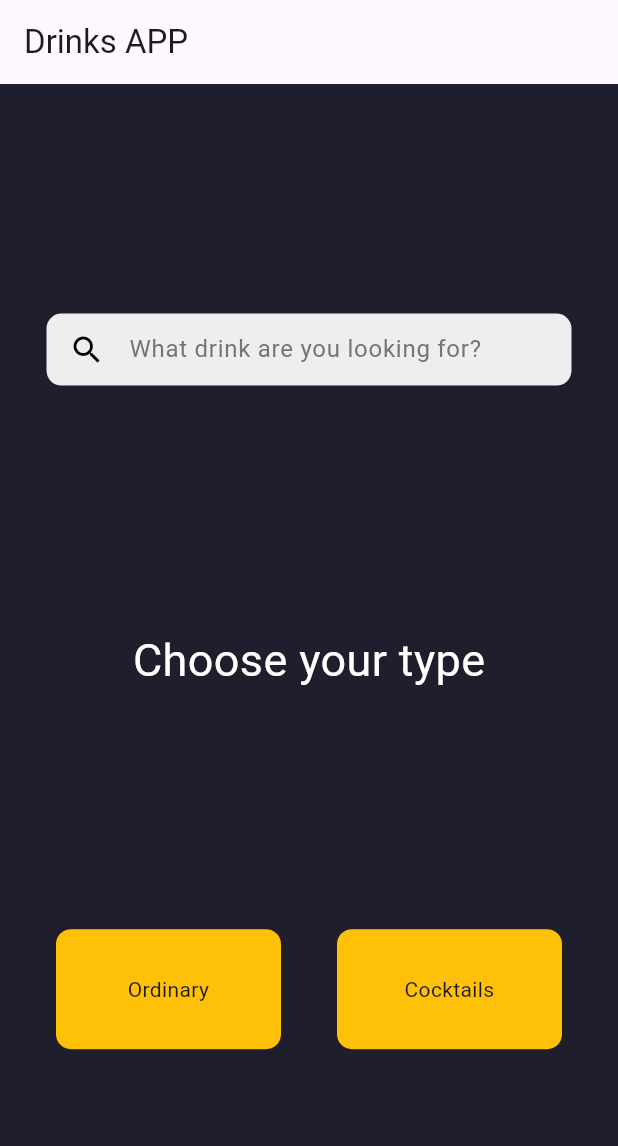
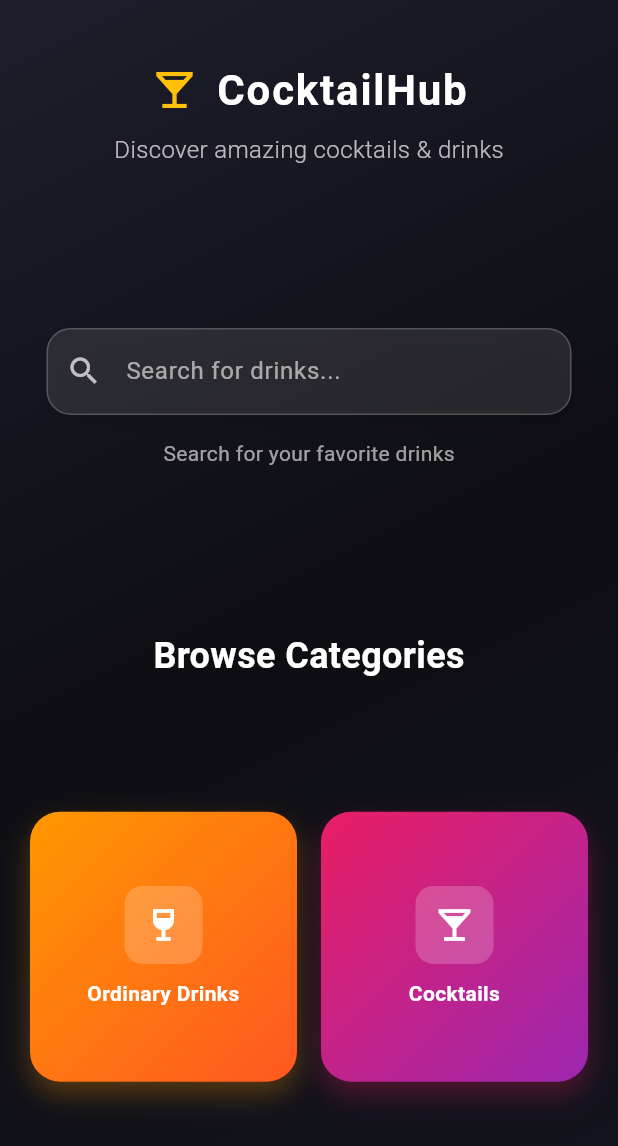
Before and after one commit to juanp88/cocktailsApp, a Flutter app: the screen it shows after launch, on a phone screen of 412 x 824 dp. Shown: the top 1146 px of the screen. Run offline on Flutter 3.47's test engine with Material 3 defaults, Android fonts, the phone set to English and light mode, and no system bars; our stand-ins replace bordered_text, equatable, flutter_riverpod.

Commit message:
improve home ui

```diff
--- a/lib/presentation/pages/home.dart
+++ b/lib/presentation/pages/home.dart
@@ -1,6 +1,5 @@
 import 'package:cocktails_app/config/app_constants.dart';
-import 'package:cocktails_app/presentation/widgets/category_widget.dart';
-import 'package:cocktails_app/presentation/widgets/search_bar.dart';
+import 'package:cocktails_app/presentation/widgets/search_bar.dart' as custom;
 import 'package:flutter/material.dart';
 import 'package:flutter_riverpod/flutter_riverpod.dart';
 
@@ -15,40 +14,194 @@ class _HomeState extends ConsumerState<Home> {
   @override
   Widget build(BuildContext context) {
     return Scaffold(
-      appBar: AppBar(
-        title: Text('Drinks APP'),
-      ),
-      backgroundColor: primary,
-      body: Column(
-        children: [
-          Expanded(
-            flex: 3,
-            child: Row(
-              mainAxisAlignment: MainAxisAlignment.center,
-              children: [
-                SearchBar(),
+      body: Container(
+        decoration: BoxDecoration(
+          gradient: LinearGradient(
+            begin: Alignment.topLeft,
+            end: Alignment.bottomRight,
+            colors: [
+              primary,
+              accent,
+              const Color.fromARGB(255, 20, 20, 30),
             ],
           ),
         ),
+        child: SafeArea(
+          child: Column(
+            children: [
+              // Header Section
+              Padding(
+                padding: const EdgeInsets.all(20.0),
+                child: Column(
+                  children: [
+                    const SizedBox(height: 20),
+                    Row(
+                      mainAxisAlignment: MainAxisAlignment.center,
+                      children: [
+                        Icon(
+                          Icons.local_bar,
+                          color: Colors.amber,
+                          size: 32,
+                        ),
+                        const SizedBox(width: 12),
+                        Text(
+                          'CocktailHub',
+                          style: TextStyle(
+                            color: Colors.white,
+                            fontSize: 28,
+                            fontWeight: FontWeight.bold,
+                            letterSpacing: 1.2,
+                          ),
+                        ),
+                      ],
+                    ),
+                    const SizedBox(height: 8),
+                    Text(
+                      'Discover amazing cocktails & drinks',
+                      style: TextStyle(
+                        color: Colors.white.withValues(alpha: 0.7),
+                        fontSize: 16,
+                        fontWeight: FontWeight.w300,
+                      ),
+                    ),
+                  ],
+                ),
+              ),
+
+              // Search Section
               Expanded(
-              child: Center(
-            child: Text(
-              'Choose your type',
-              style: titleWhite,
+                flex: 2,
+                child: Padding(
+                  padding: const EdgeInsets.symmetric(horizontal: 20),
+                  child: Column(
+                    mainAxisAlignment: MainAxisAlignment.center,
+                    children: [
+                      custom.SearchBar(),
+                      const SizedBox(height: 16),
+                      Text(
+                        'Search for your favorite drinks',
+                        style: TextStyle(
+                          color: Colors.white.withValues(alpha: 0.6),
+                          fontSize: 14,
                         ),
-          )),
+                      ),
+                    ],
+                  ),
+                ),
+              ),
+
+              // Categories Section
               Expanded(
                 flex: 3,
+                child: Padding(
+                  padding: const EdgeInsets.all(20.0),
+                  child: Column(
+                    children: [
+                      Text(
+                        'Browse Categories',
+                        style: TextStyle(
+                          color: Colors.white,
+                          fontSize: 24,
+                          fontWeight: FontWeight.bold,
+                        ),
+                      ),
+                      const SizedBox(height: 24),
+                      Expanded(
                         child: Row(
-              mainAxisAlignment: MainAxisAlignment.spaceEvenly,
                           children: [
-                CategoryWidget('Ordinary', '/ordinary'),
-                CategoryWidget('Cocktails', '/cocktails'),
+                            Expanded(
+                              child: _buildCategoryCard(
+                                'Ordinary Drinks',
+                                '/ordinary',
+                                Icons.wine_bar,
+                                Colors.orange,
+                                Colors.deepOrange,
+                              ),
+                            ),
+                            const SizedBox(width: 16),
+                            Expanded(
+                              child: _buildCategoryCard(
+                                'Cocktails',
+                                '/cocktails',
+                                Icons.local_bar,
+                                Colors.pink,
+                                Colors.purple,
+                              ),
+                            ),
                           ],
                         ),
                       ),
                     ],
                   ),
+                ),
+              ),
+
+              // Bottom spacing
+              const SizedBox(height: 20),
+            ],
+          ),
+        ),
+      ),
+    );
+  }
+
+  Widget _buildCategoryCard(String title, String route, IconData icon,
+      Color startColor, Color endColor) {
+    return GestureDetector(
+      onTap: () => Navigator.pushNamed(context, route),
+      child: Container(
+        height: 180,
+        decoration: BoxDecoration(
+          gradient: LinearGradient(
+            begin: Alignment.topLeft,
+            end: Alignment.bottomRight,
+            colors: [startColor, endColor],
+          ),
+          borderRadius: BorderRadius.circular(20),
+          boxShadow: [
+            BoxShadow(
+              color: startColor.withValues(alpha: 0.3),
+              blurRadius: 15,
+              offset: const Offset(0, 8),
+            ),
+          ],
+        ),
+        child: Padding(
+          padding: const EdgeInsets.all(16.0),
+          child: Column(
+            mainAxisAlignment: MainAxisAlignment.center,
+            children: [
+              Container(
+                padding: const EdgeInsets.all(12),
+                decoration: BoxDecoration(
+                  color: Colors.white.withValues(alpha: 0.2),
+                  borderRadius: BorderRadius.circular(12),
+                ),
+                child: Icon(
+                  icon,
+                  color: Colors.white,
+                  size: 28,
+                ),
+              ),
+              const SizedBox(height: 12),
+              Flexible(
+                child: Text(
+                  title,
+                  textAlign: TextAlign.center,
+                  maxLines: 2,
+                  overflow: TextOverflow.ellipsis,
+                  style: const TextStyle(
+                    color: Colors.white,
+                    fontSize: 14,
+                    fontWeight: FontWeight.bold,
+                    height: 1.2,
+                  ),
+                ),
+              ),
+            ],
+          ),
+        ),
+      ),
     );
   }
 }
--- a/lib/presentation/widgets/search_bar.dart
+++ b/lib/presentation/widgets/search_bar.dart
@@ -22,30 +22,40 @@ class _SearchBarState extends ConsumerState<SearchBar> {
   Widget build(BuildContext context) {
     return Container(
       key: Key('search-bar-container'),
-      width: 350,
-      margin: const EdgeInsets.only(top: 25),
+      constraints: BoxConstraints(maxWidth: 350),
       decoration: BoxDecoration(
-        color: Colors.grey[200],
-        borderRadius: BorderRadius.circular(10),
+        color: Colors.white.withValues(alpha: 0.1),
+        borderRadius: BorderRadius.circular(16),
+        border: Border.all(
+          color: Colors.white.withValues(alpha: 0.2),
+          width: 1,
+        ),
+        boxShadow: [
+          BoxShadow(
+            color: Colors.black.withValues(alpha: 0.1),
+            blurRadius: 10,
+            offset: const Offset(0, 4),
+          ),
+        ],
       ),
       child: TextField(
         key: Key('search-bar-textfield'),
-        style: const TextStyle(color: Colors.black),
+        style: const TextStyle(color: Colors.white, fontSize: 16),
         maxLines: 1,
         controller: _textController,
         decoration: InputDecoration(
-          hintStyle: TextStyle(color: Colors.grey[600]),
+          hintStyle: TextStyle(color: Colors.white.withValues(alpha: 0.6)),
           border: InputBorder.none,
           focusedBorder: InputBorder.none,
           enabledBorder: InputBorder.none,
-          icon: const Padding(
-            padding: EdgeInsets.only(left: 15),
-            child: Icon(
-              Icons.search,
-              color: Colors.black,
-            ),
+          contentPadding:
+              const EdgeInsets.symmetric(horizontal: 20, vertical: 16),
+          prefixIcon: Icon(
+            Icons.search,
+            color: Colors.white.withValues(alpha: 0.7),
+            size: 24,
           ),
-          hintText: "What drink are you looking for? ",
+          hintText: "Search for drinks...",
         ),
         onSubmitted: (value) {
           if (value.isNotEmpty) {
```
Lines whose indentation alone changed are shown as unchanged.
